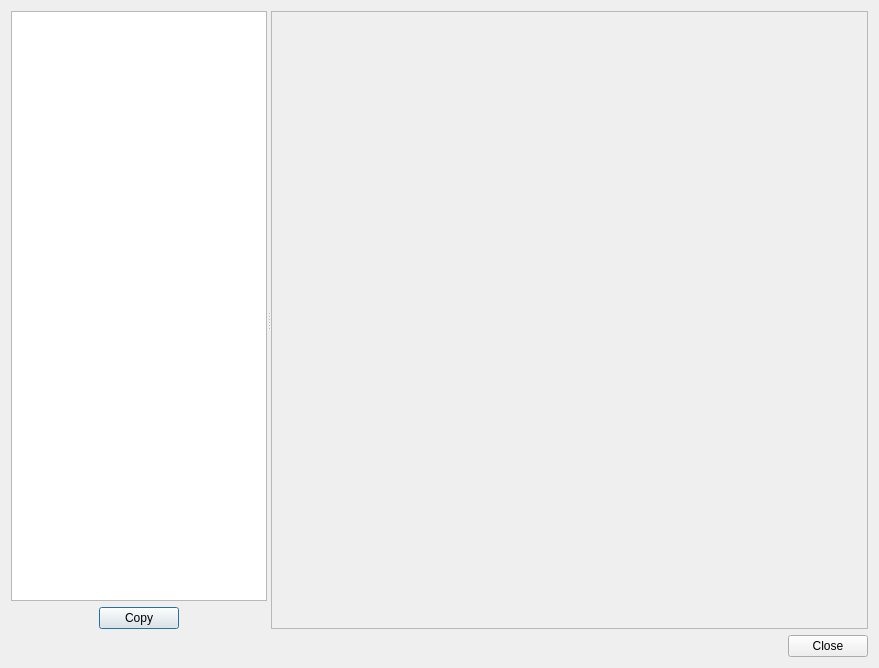
The window that gui/gmapui.ui (GPSBabel/gpsbabel) describes before a commit, drawn with Qt 5.
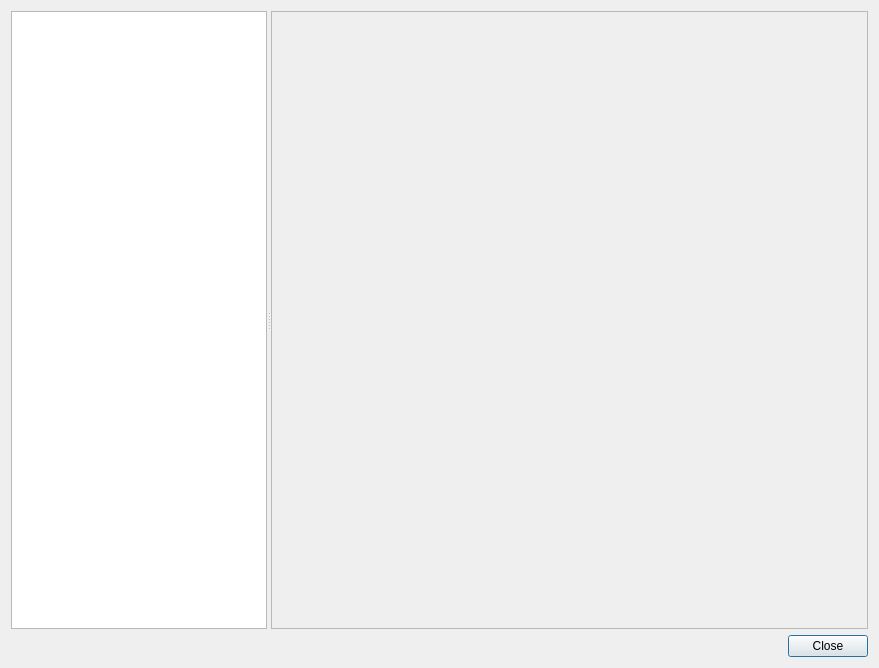
The same window after the commit.

Commit message: delete map dialog copy btn that was un-implemented.

Patch:
```diff
--- a/gui/gmapui.ui
+++ b/gui/gmapui.ui
@@ -15,59 +15,13 @@
   </property>
   <layout class="QGridLayout" name="gridLayout">
    <item row="0" column="0">
-    <layout class="QVBoxLayout" name="verticalLayout_2">
+    <layout class="QVBoxLayout" name="verticalLayout">
      <item>
       <widget class="QSplitter" name="splitter">
        <property name="orientation">
         <enum>Qt::Horizontal</enum>
        </property>
-       <widget class="QWidget" name="">
-        <layout class="QVBoxLayout" name="verticalLayout">
-         <item>
-          <widget class="QTreeView" name="treeView"/>
-         </item>
-         <item>
-          <layout class="QHBoxLayout" name="horizontalLayout">
-           <item>
-            <spacer name="horizontalSpacer">
-             <property name="orientation">
-              <enum>Qt::Horizontal</enum>
-             </property>
-             <property name="sizeHint" stdset="0">
-              <size>
-               <width>40</width>
-               <height>20</height>
-              </size>
-             </property>
-            </spacer>
-           </item>
-           <item>
-            <widget class="QPushButton" name="copyButton">
-             <property name="toolTip">
-              <string>Copy to Clipboard</string>
-             </property>
-             <property name="text">
-              <string>Copy</string>
-             </property>
-            </widget>
-           </item>
-           <item>
-            <spacer name="horizontalSpacer_2">
-             <property name="orientation">
-              <enum>Qt::Horizontal</enum>
-             </property>
-             <property name="sizeHint" stdset="0">
-              <size>
-               <width>40</width>
-               <height>20</height>
-              </size>
-             </property>
-            </spacer>
-           </item>
-          </layout>
-         </item>
-        </layout>
-       </widget>
+       <widget class="QTreeView" name="treeView"/>
        <widget class="QFrame" name="frame">
         <property name="sizePolicy">
          <sizepolicy hsizetype="Preferred" vsizetype="Preferred">
```
The commit also changes 2 other files.
